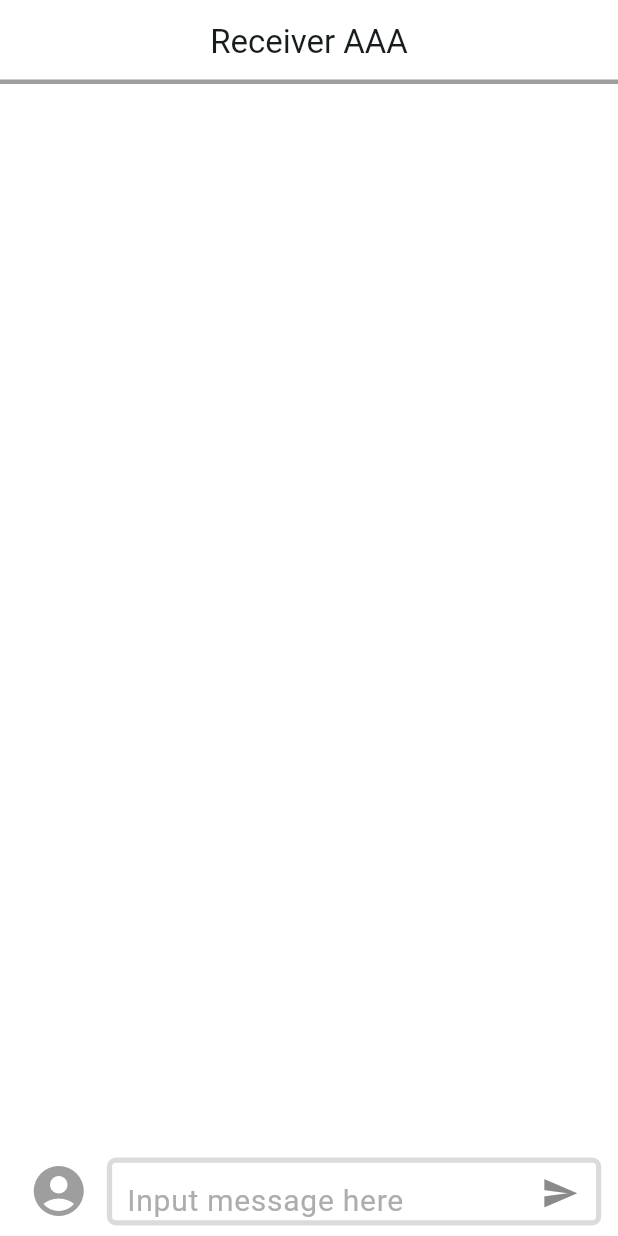
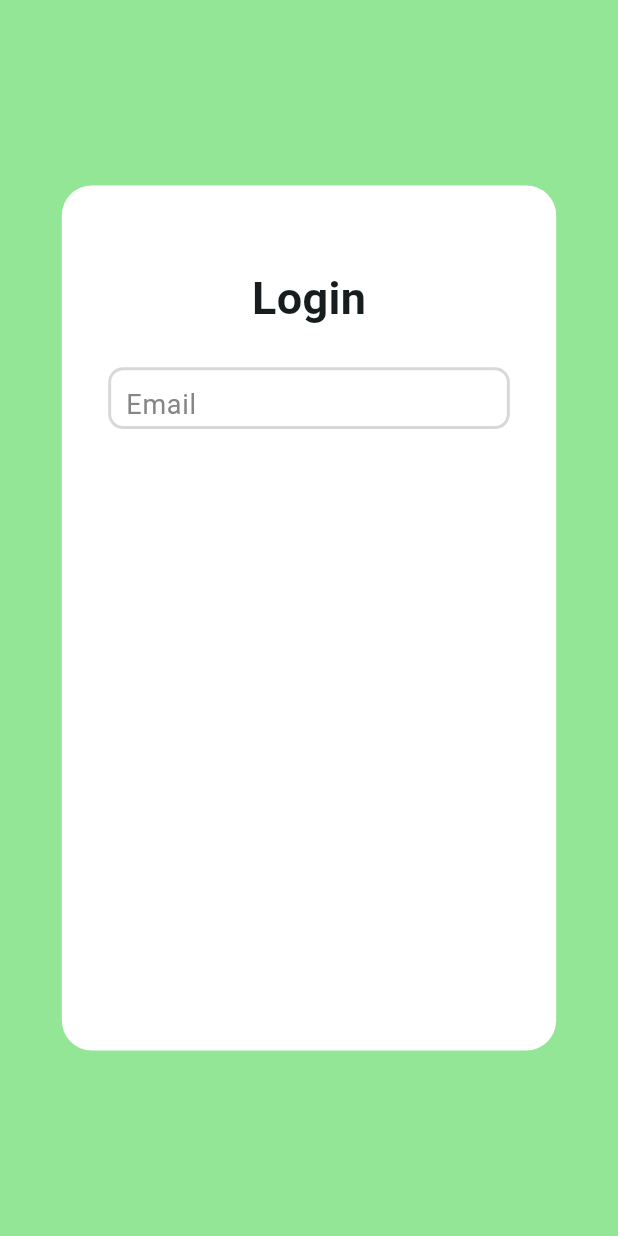
Before and after one commit to HOSHICHEN7267/ITS_chatbot, a Flutter app: the screen it shows after launch, on a phone screen of 412 x 824 dp. Run offline on Flutter 3.47's test engine with Material 3 defaults, Android fonts, the phone set to English and light mode, and no system bars.

Commit message:
Phase 4: Add login page and email textfield

```diff
--- a/lib/main.dart
+++ b/lib/main.dart
@@ -1,4 +1,5 @@
 import 'package:chat_app/pages/chat_page.dart';
+import 'package:chat_app/pages/login_page.dart';
 import 'package:flutter/material.dart';
 
 void main() {
@@ -29,7 +30,10 @@ class MyApp extends StatelessWidget {
               tertiary: const Color.fromARGB(255, 147, 230, 150)),
           useMaterial3: true,
         ),
-        home: const ChatPage(title: 'Receiver AAA'),
+        home: const LoginPage(
+          title: "Login",
+        ),
+        // home: const ChatPage(title: 'User name'),
       ),
     );
   }
--- /dev/null
+++ b/lib/pages/login_page.dart
@@ -0,0 +1,92 @@
+import 'package:flutter/material.dart';
+import 'package:flutter/widgets.dart';
+
+class LoginPage extends StatefulWidget {
+  const LoginPage({super.key, required this.title});
+
+  final String title;
+
+  @override
+  State<LoginPage> createState() => _LoginPageState();
+}
+
+class _LoginPageState extends State<LoginPage> {
+  @override
+  Widget build(BuildContext context) {
+    double screenWidth = MediaQuery.of(context).size.width;
+    double screenHeight = MediaQuery.of(context).size.height;
+
+    return Scaffold(
+      backgroundColor: Theme.of(context).colorScheme.tertiary,
+      body: Center(
+        child: Container(
+          width: screenWidth * 0.8,
+          height: screenHeight * 0.7,
+          decoration: BoxDecoration(
+              color: Theme.of(context).colorScheme.primary,
+              borderRadius: BorderRadius.circular(20)),
+          child: Column(
+            mainAxisAlignment: MainAxisAlignment.start,
+            crossAxisAlignment: CrossAxisAlignment.center,
+            children: <Widget>[
+              SizedBox(
+                height: screenHeight * 0.065,
+              ),
+              const Text(
+                "Login",
+                style: TextStyle(fontSize: 30.0, fontWeight: FontWeight.bold),
+              ),
+              // Email field
+              SizedBox(
+                height: screenHeight * 0.03,
+              ),
+              Container(
+                  width: screenWidth * 0.65,
+                  height: screenHeight * 0.05,
+                  decoration: BoxDecoration(
+                      color: Theme.of(context).colorScheme.primary,
+                      borderRadius: BorderRadius.circular(10),
+                      border: Border.all(
+                          color: const Color.fromARGB(255, 216, 216, 216),
+                          width: 2.0)),
+                  child: Row(
+                    mainAxisAlignment: MainAxisAlignment.start,
+                    children: <Widget>[
+                      SizedBox(
+                        width: screenWidth * 0.024,
+                      ),
+                      const Expanded(
+                          child: TextField(
+                        // controller: inputController,
+                        keyboardType: TextInputType.text,
+                        textAlign: TextAlign.left,
+                        textAlignVertical: TextAlignVertical.center,
+                        style: TextStyle(fontSize: 18.0, height: 1.2),
+                        cursorColor: Colors.black,
+                        cursorWidth: 2.5,
+                        decoration: InputDecoration(
+                            hintText: "Email",
+                            hintStyle: TextStyle(
+                                color: Color.fromARGB(255, 134, 134, 134),
+                                fontSize: 18.0,
+                                fontWeight: FontWeight.normal),
+                            border: InputBorder.none),
+                      ))
+                    ],
+                  )),
+              // Password field
+
+              // Login button
+
+              // Don't have an account? Signup
+
+              // Or
+
+              // Login with Google button
+            ],
+          ),
+        ),
+      ),
+    );
+  }
+}
```
